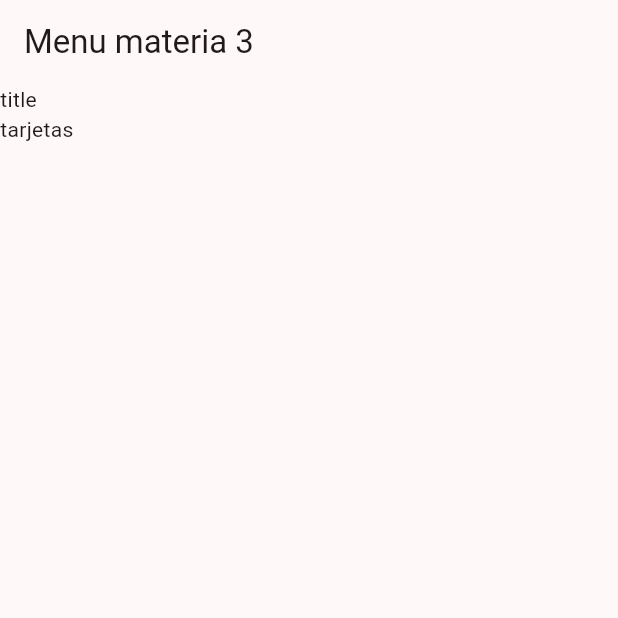
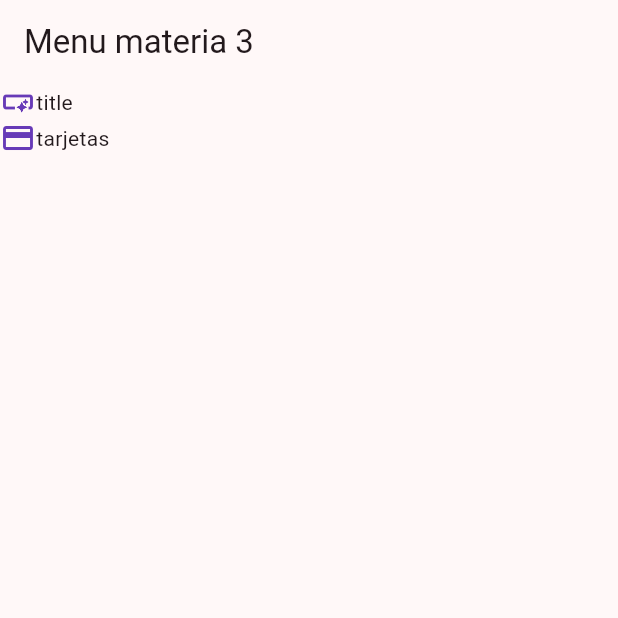
Before and after one commit to jvier990/halloween, a Flutter app: the screen it shows after launch, on a phone screen of 412 x 824 dp, the top half of it. Run offline on Flutter 3.47's test engine with Material 2 defaults, Android fonts, the phone set to English and light mode, and no system bars.

Commit message:
"Definicion del BuilItems"

```diff
--- a/lib/presentation/home_screen.dart
+++ b/lib/presentation/home_screen.dart
@@ -7,11 +7,10 @@ class HomeScreen extends StatelessWidget {
   @override
   Widget build(BuildContext context) {
     return Scaffold(
-      appBar: AppBar(
-        title: const Text('Menu materia 3'),
-
-      ),
-    body: _HomeView());
+        appBar: AppBar(
+          title: const Text('Menu materia 3'),
+        ),
+        body: _HomeView());
   }
 }
 
@@ -21,8 +20,19 @@ class _HomeView extends StatelessWidget {
   @override
   Widget build(BuildContext context) {
     return ListView.builder(
-      itemCount: appMenuItems.length,
-      itemBuilder: (context, index) => Text(appMenuItems[index].title)
+        itemCount: appMenuItems.length, itemBuilder: menuList);
+  }
+
+  Widget menuList(BuildContext context, int index) {
+    final menuItem = appMenuItems[index];
+    return Row(
+      children: [
+        Icon(
+          menuItem.icon,
+          color: Colors.deepPurple,
+        ),
+        Text(menuItem.title)
+      ],
     );
   }
 }
```
Also changed, not shown: lib/main.dart (+2 -5 lines).
